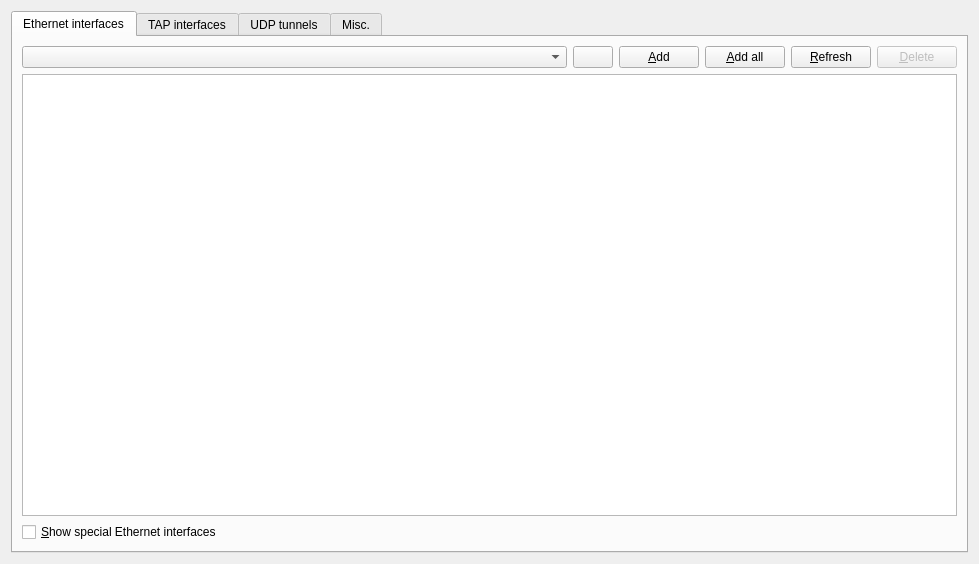
Above: gns3/modules/builtin/ui/cloud_configuration_page.ui from kaisenlinux/gns3-gui before the change. Below: the same form after it.
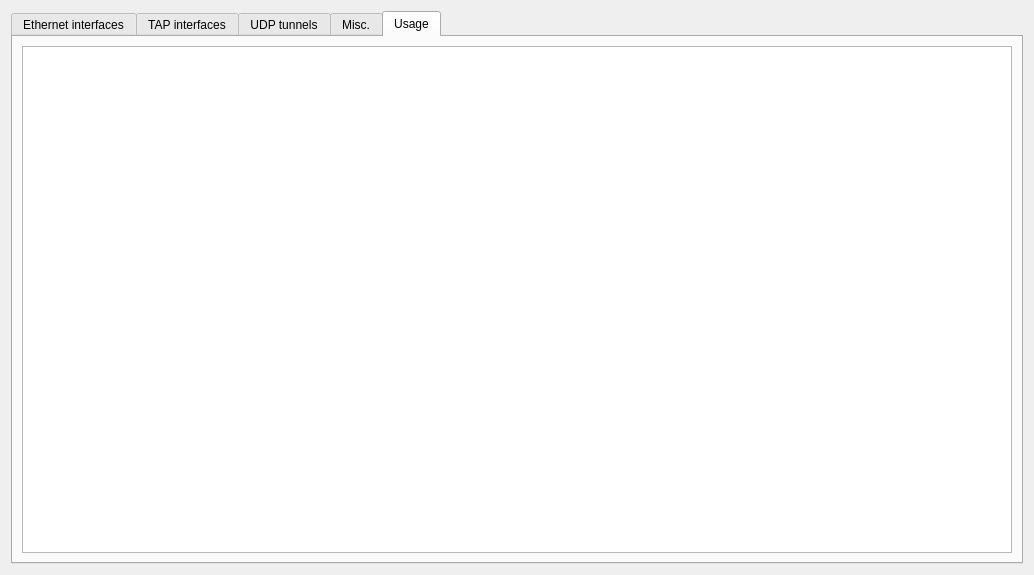
That is the form after the change. The open tabs and pages were chosen to show the change.

```diff
--- a/gns3/modules/builtin/ui/cloud_configuration_page.ui
+++ b/gns3/modules/builtin/ui/cloud_configuration_page.ui
@@ -6,8 +6,8 @@
    <rect>
     <x>0</x>
     <y>0</y>
-    <width>979</width>
-    <height>564</height>
+    <width>1034</width>
+    <height>575</height>
    </rect>
   </property>
   <property name="windowTitle">
@@ -555,6 +555,16 @@
       <zorder>uiConsoleTypeLabel</zorder>
       <zorder>uiConsoleTypeComboBox</zorder>
      </widget>
+     <widget class="QWidget" name="tab">
+      <attribute name="title">
+       <string>Usage</string>
+      </attribute>
+      <layout class="QVBoxLayout" name="verticalLayout_3">
+       <item>
+        <widget class="QPlainTextEdit" name="uiUsageTextEdit"/>
+       </item>
+      </layout>
+     </widget>
     </widget>
    </item>
   </layout>
```
